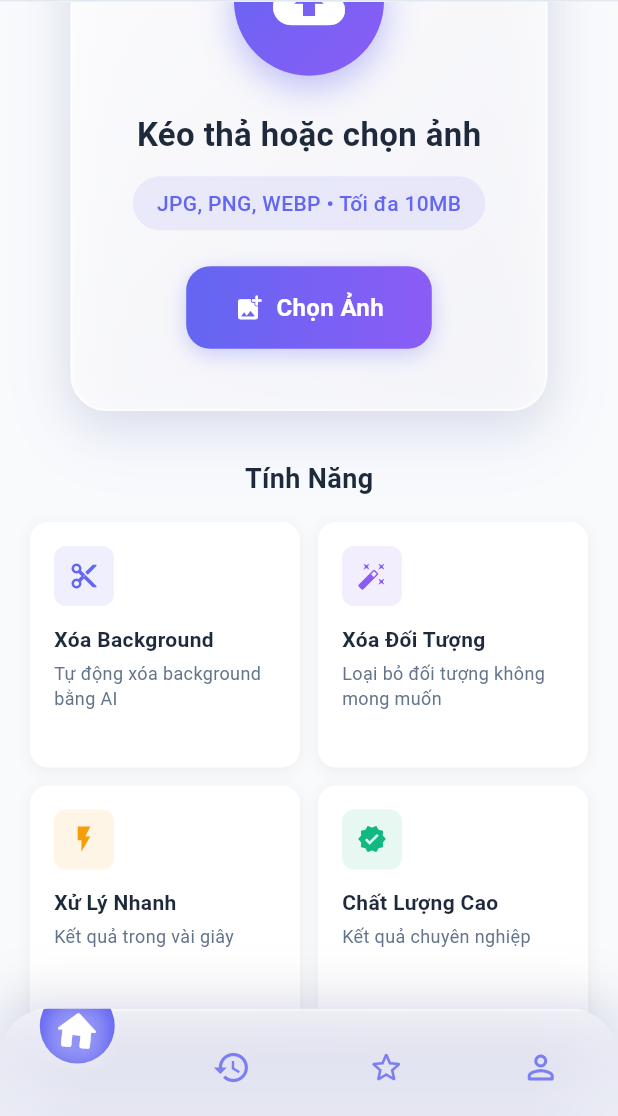
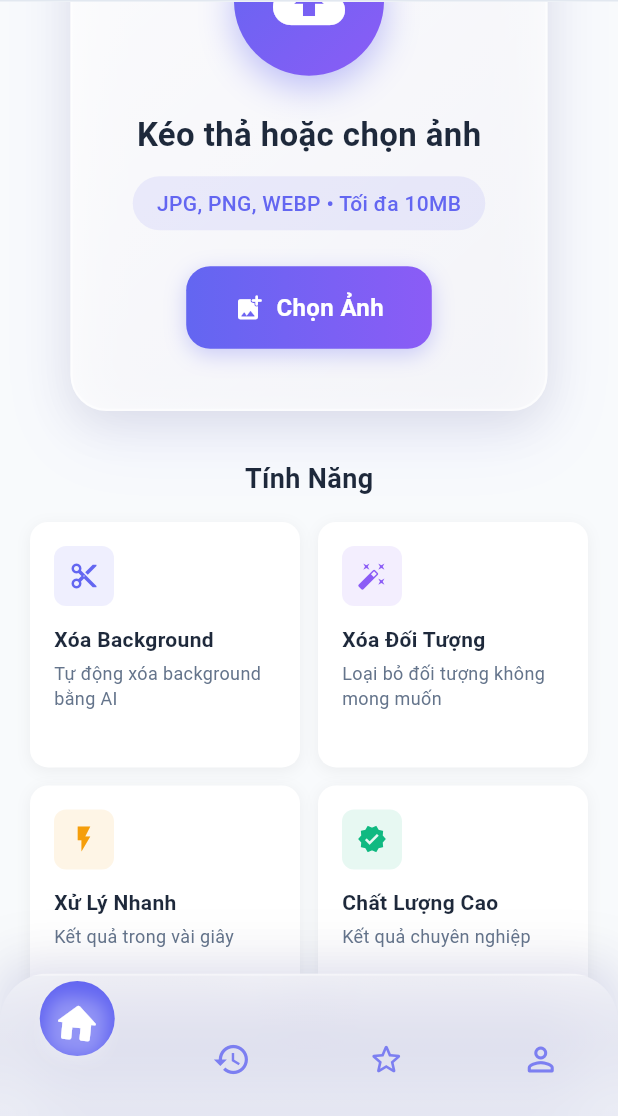
Before and after one commit to danhtrinhdevelopermay/MagicBSA-Mobile, a Flutter app: the screen it shows after launch, scrolled down 576 dp, on a phone screen of 412 x 824 dp, the part 120-1236 px from its top. Run offline on Flutter 3.47's test engine with Material 3 defaults, Android fonts, the phone set to English and light mode, and no system bars; drawn by our look-alikes of curved_navigation_bar; our stand-ins replace audioplayers, dio, flutter_spinkit, image_picker, share_plus, shared_preferences; missing offline and left inert: onesignal_flutter.

Commit message:
Adjust size of navigation bar to prevent elements from being obscured
Increased the height of the bottom navigation bar container and its elements.

Replit-Commit-Author: Agent
Replit-Commit-Session-Id: 51f88427-380f-4b15-b44b-47fac523d8cd
Replit-Commit-Checkpoint-Type: full_checkpoint
Replit-Commit-Screenshot-Url: https://storage.googleapis.com/screenshot-production-us-central1/d2afb501-89f8-4a49-b44c-7ff357597307/51f88427-380f-4b15-b44b-47fac523d8cd/skkHMvm

```diff
--- a/ai_image_editor_flutter/lib/screens/main_screen.dart
+++ b/ai_image_editor_flutter/lib/screens/main_screen.dart
@@ -115,7 +115,7 @@ class _MainScreenState extends State<MainScreen> {
               ),
 
               // Bottom padding for curved navigation
-              const SizedBox(height: 20),
+              const SizedBox(height: 30),
             ],
           ),
         );
@@ -256,6 +256,7 @@ class _MainScreenState extends State<MainScreen> {
 
   Widget _buildModernBottomNavigation() {
     return Container(
+      height: 95, // Increased total container height
       decoration: BoxDecoration(
         boxShadow: [
           BoxShadow(
@@ -297,7 +298,7 @@ class _MainScreenState extends State<MainScreen> {
             ),
             child: CurvedNavigationBar(
               index: _currentIndex,
-              height: 70,
+              height: 75,
               items: [
                 _buildNavIcon(Icons.home_rounded, Icons.home_outlined, 0),
                 _buildNavIcon(Icons.history_rounded, Icons.history_outlined, 1),
```
Also changed, not shown: attached_assets/Screenshot_2025-07-30-18-32-14-019_com.example.ai_image_editor_flutter_1753875192970.png (added), 1 other file.
